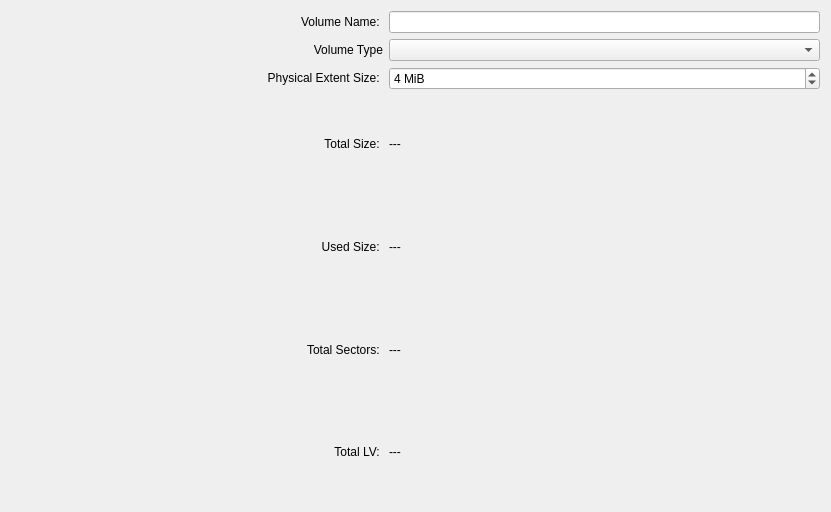
KDE/partitionmanager, file src/gui/volumewidgetbase.ui: the form before one commit.
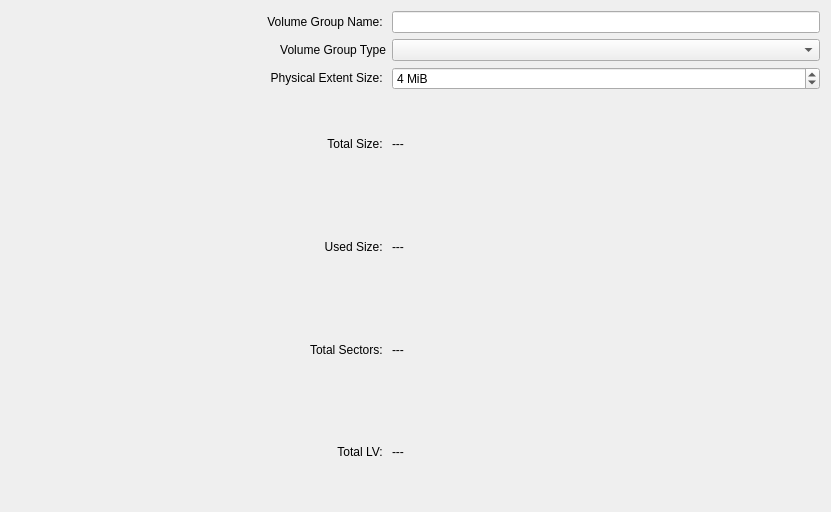
The form after the commit. Custom widgets are drawn as their Qt base class.

Commit message: Volume -> Volume Group.

```diff
--- a/src/gui/volumewidgetbase.ui
+++ b/src/gui/volumewidgetbase.ui
@@ -27,7 +27,7 @@
    <item row="1" column="1">
     <widget class="QLabel" name="m_LabelTextVGName">
      <property name="text">
-      <string>Volume Name: </string>
+      <string>Volume Group Name: </string>
      </property>
      <property name="alignment">
       <set>Qt::AlignRight|Qt::AlignTrailing|Qt::AlignVCenter</set>
@@ -123,7 +123,7 @@
    <item row="2" column="1">
     <widget class="QLabel" name="m_LabelTextVolumeType">
      <property name="text">
-      <string>Volume Type</string>
+      <string>Volume Group Type</string>
      </property>
      <property name="alignment">
       <set>Qt::AlignRight|Qt::AlignTrailing|Qt::AlignVCenter</set>
```
